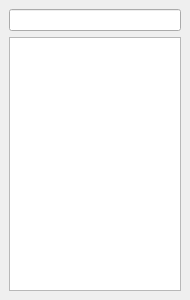
metaxy/openBibleViewer, file src/ui/dock/moduledockwidget.ui: the form before one commit.
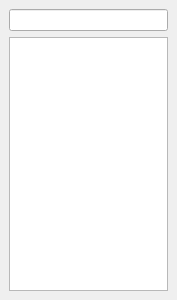
The form after the commit.

```diff
--- a/src/ui/dock/moduledockwidget.ui
+++ b/src/ui/dock/moduledockwidget.ui
@@ -6,10 +6,28 @@
    <rect>
     <x>0</x>
     <y>0</y>
-    <width>190</width>
+    <width>177</width>
     <height>300</height>
    </rect>
   </property>
+  <property name="sizePolicy">
+   <sizepolicy hsizetype="Minimum" vsizetype="Minimum">
+    <horstretch>0</horstretch>
+    <verstretch>0</verstretch>
+   </sizepolicy>
+  </property>
+  <property name="maximumSize">
+   <size>
+    <width>524286</width>
+    <height>524287</height>
+   </size>
+  </property>
+  <property name="baseSize">
+   <size>
+    <width>78</width>
+    <height>127</height>
+   </size>
+  </property>
   <property name="floating">
    <bool>false</bool>
   </property>
```
